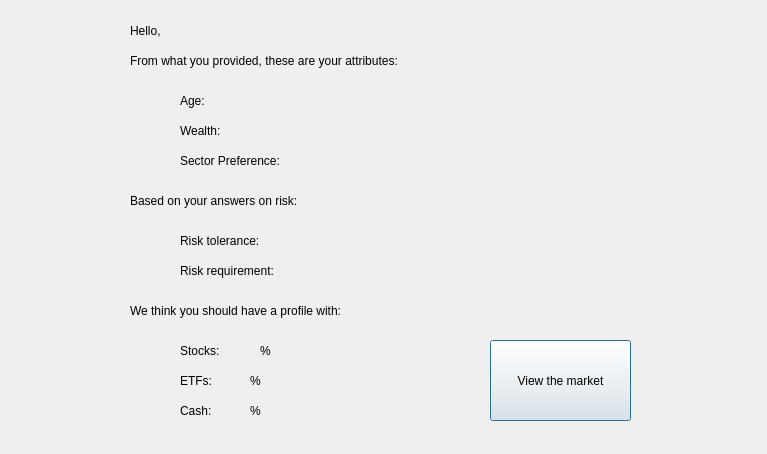
The window that Portfolio/investor.ui (OliverLarsson/portfolio-manager) describes before a commit, drawn with Qt 5.
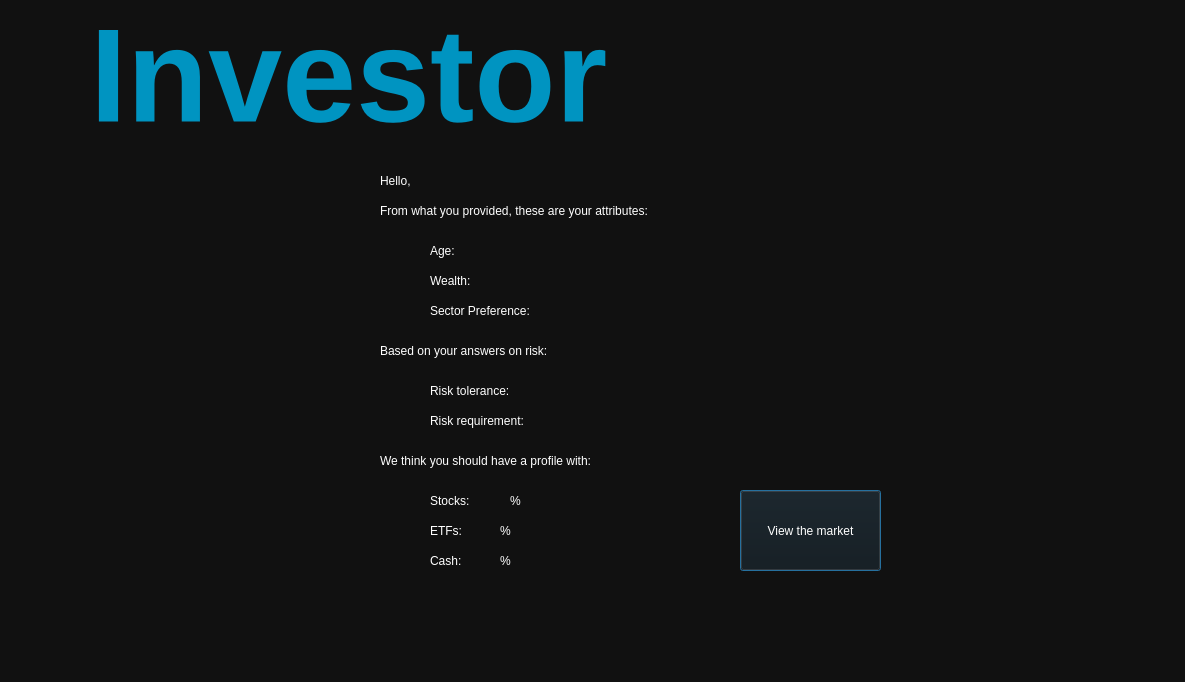
The same window after the commit.

What changed in the file:
```diff
--- a/Portfolio/investor.ui
+++ b/Portfolio/investor.ui
@@ -6,18 +6,22 @@
    <rect>
     <x>0</x>
     <y>0</y>
-    <width>767</width>
-    <height>454</height>
+    <width>1185</width>
+    <height>682</height>
    </rect>
   </property>
   <property name="windowTitle">
    <string>Dialog</string>
   </property>
+  <property name="styleSheet">
+   <string notr="true">color: white; 
+background-color: rgb(17, 17, 17)</string>
+  </property>
   <widget class="QLabel" name="label_2">
    <property name="geometry">
     <rect>
-     <x>180</x>
-     <y>140</y>
+     <x>430</x>
+     <y>290</y>
      <width>131</width>
      <height>41</height>
     </rect>
@@ -29,8 +33,8 @@
   <widget class="QLabel" name="label_3">
    <property name="geometry">
     <rect>
-     <x>180</x>
-     <y>10</y>
+     <x>430</x>
+     <y>160</y>
      <width>121</width>
      <height>41</height>
     </rect>
@@ -42,8 +46,8 @@
   <widget class="QLabel" name="label_4">
    <property name="geometry">
     <rect>
-     <x>130</x>
-     <y>40</y>
+     <x>380</x>
+     <y>190</y>
      <width>341</width>
      <height>41</height>
     </rect>
@@ -55,8 +59,8 @@
   <widget class="QLabel" name="label_5">
    <property name="geometry">
     <rect>
-     <x>180</x>
-     <y>80</y>
+     <x>430</x>
+     <y>230</y>
      <width>121</width>
      <height>41</height>
     </rect>
@@ -68,8 +72,8 @@
   <widget class="QLabel" name="label_6">
    <property name="geometry">
     <rect>
-     <x>230</x>
-     <y>80</y>
+     <x>480</x>
+     <y>230</y>
      <width>121</width>
      <height>41</height>
     </rect>
@@ -81,8 +85,8 @@
   <widget class="QLabel" name="label_7">
    <property name="geometry">
     <rect>
-     <x>180</x>
-     <y>110</y>
+     <x>430</x>
+     <y>260</y>
      <width>121</width>
      <height>41</height>
     </rect>
@@ -94,8 +98,8 @@
   <widget class="QLabel" name="label_8">
    <property name="geometry">
     <rect>
-     <x>240</x>
-     <y>110</y>
+     <x>490</x>
+     <y>260</y>
      <width>121</width>
      <height>41</height>
     </rect>
@@ -107,8 +111,8 @@
   <widget class="QLabel" name="label_9">
    <property name="geometry">
     <rect>
-     <x>310</x>
-     <y>140</y>
+     <x>560</x>
+     <y>290</y>
      <width>121</width>
      <height>41</height>
     </rect>
@@ -120,8 +124,8 @@
   <widget class="QLabel" name="label_10">
    <property name="geometry">
     <rect>
-     <x>130</x>
-     <y>180</y>
+     <x>380</x>
+     <y>330</y>
      <width>281</width>
      <height>41</height>
     </rect>
@@ -133,8 +137,8 @@
   <widget class="QLabel" name="label_11">
    <property name="geometry">
     <rect>
-     <x>180</x>
-     <y>220</y>
+     <x>430</x>
+     <y>370</y>
      <width>121</width>
      <height>41</height>
     </rect>
@@ -146,8 +150,8 @@
   <widget class="QLabel" name="label_12">
    <property name="geometry">
     <rect>
-     <x>180</x>
-     <y>250</y>
+     <x>430</x>
+     <y>400</y>
      <width>121</width>
      <height>41</height>
     </rect>
@@ -159,8 +163,8 @@
   <widget class="QLabel" name="label_13">
    <property name="geometry">
     <rect>
-     <x>280</x>
-     <y>220</y>
+     <x>530</x>
+     <y>370</y>
      <width>121</width>
      <height>41</height>
     </rect>
@@ -172,8 +176,8 @@
   <widget class="QLabel" name="label_14">
    <property name="geometry">
     <rect>
-     <x>300</x>
-     <y>250</y>
+     <x>550</x>
+     <y>400</y>
      <width>121</width>
      <height>41</height>
     </rect>
@@ -185,8 +189,8 @@
   <widget class="QLabel" name="label_15">
    <property name="geometry">
     <rect>
-     <x>130</x>
-     <y>290</y>
+     <x>380</x>
+     <y>440</y>
      <width>251</width>
      <height>41</height>
     </rect>
@@ -198,8 +202,8 @@
   <widget class="QLabel" name="label_16">
    <property name="geometry">
     <rect>
-     <x>180</x>
-     <y>330</y>
+     <x>430</x>
+     <y>480</y>
      <width>51</width>
      <height>41</height>
     </rect>
@@ -211,8 +215,8 @@
   <widget class="QLabel" name="label_17">
    <property name="geometry">
     <rect>
-     <x>230</x>
-     <y>330</y>
+     <x>480</x>
+     <y>480</y>
      <width>31</width>
      <height>41</height>
     </rect>
@@ -224,8 +228,8 @@
   <widget class="QLabel" name="label_18">
    <property name="geometry">
     <rect>
-     <x>180</x>
-     <y>360</y>
+     <x>430</x>
+     <y>510</y>
      <width>51</width>
      <height>41</height>
     </rect>
@@ -237,8 +241,8 @@
   <widget class="QLabel" name="label_19">
    <property name="geometry">
     <rect>
-     <x>220</x>
-     <y>360</y>
+     <x>470</x>
+     <y>510</y>
      <width>51</width>
      <height>41</height>
     </rect>
@@ -250,8 +254,8 @@
   <widget class="QLabel" name="label_20">
    <property name="geometry">
     <rect>
-     <x>180</x>
-     <y>390</y>
+     <x>430</x>
+     <y>540</y>
      <width>51</width>
      <height>41</height>
     </rect>
@@ -263,8 +267,8 @@
   <widget class="QLabel" name="label_21">
    <property name="geometry">
     <rect>
-     <x>220</x>
-     <y>390</y>
+     <x>470</x>
+     <y>540</y>
      <width>51</width>
      <height>41</height>
     </rect>
@@ -276,8 +280,8 @@
   <widget class="QLabel" name="label">
    <property name="geometry">
     <rect>
-     <x>130</x>
-     <y>10</y>
+     <x>380</x>
+     <y>160</y>
      <width>41</width>
      <height>41</height>
     </rect>
@@ -289,8 +293,8 @@
   <widget class="QPushButton" name="pushButton">
    <property name="geometry">
     <rect>
-     <x>490</x>
-     <y>340</y>
+     <x>740</x>
+     <y>490</y>
      <width>141</width>
      <height>81</height>
     </rect>
@@ -302,8 +306,8 @@
   <widget class="QLabel" name="label_22">
    <property name="geometry">
     <rect>
-     <x>260</x>
-     <y>330</y>
+     <x>510</x>
+     <y>480</y>
      <width>31</width>
      <height>41</height>
     </rect>
@@ -315,8 +319,8 @@
   <widget class="QLabel" name="label_23">
    <property name="geometry">
     <rect>
-     <x>250</x>
-     <y>360</y>
+     <x>500</x>
+     <y>510</y>
      <width>31</width>
      <height>41</height>
     </rect>
@@ -328,8 +332,8 @@
   <widget class="QLabel" name="label_24">
    <property name="geometry">
     <rect>
-     <x>250</x>
-     <y>390</y>
+     <x>500</x>
+     <y>540</y>
      <width>31</width>
      <height>41</height>
     </rect>
@@ -338,6 +342,24 @@
     <string>%</string>
    </property>
   </widget>
+  <widget class="QLabel" name="label_33">
+   <property name="geometry">
+    <rect>
+     <x>90</x>
+     <y>10</y>
+     <width>571</width>
+     <height>131</height>
+    </rect>
+   </property>
+   <property name="styleSheet">
+    <string notr="true">font-size: 100pt; 
+font-weight: bold; 
+color: rgb(0, 148, 193);</string>
+   </property>
+   <property name="text">
+    <string>Investor</string>
+   </property>
+  </widget>
  </widget>
  <resources/>
  <connections/>
```
